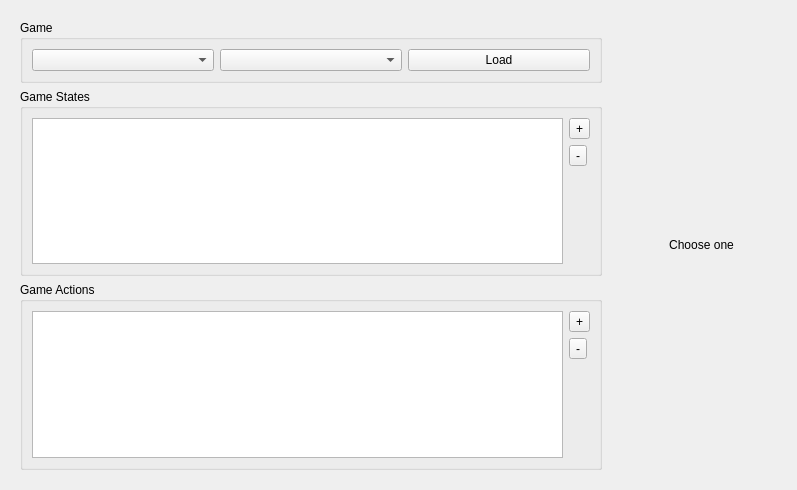
Old version of the form gui/Ui_GameConfigWidget.ui in the repository SeptemberHX/AutoGameTools.
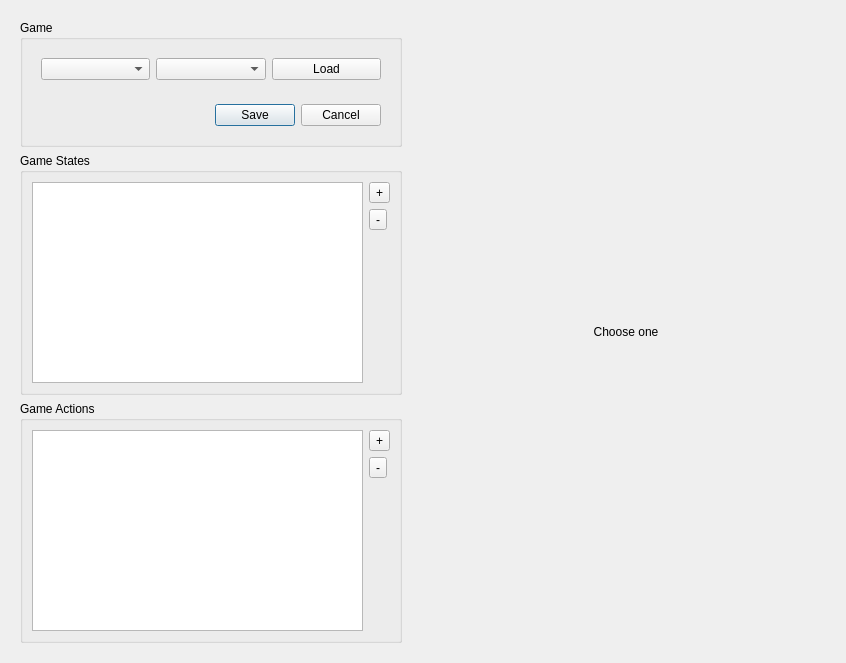
New version of the form.

Diff of the .ui file:
```diff
--- a/gui/Ui_GameConfigWidget.ui
+++ b/gui/Ui_GameConfigWidget.ui
@@ -6,8 +6,8 @@
    <rect>
     <x>0</x>
     <y>0</y>
-    <width>797</width>
-    <height>490</height>
+    <width>846</width>
+    <height>663</height>
    </rect>
   </property>
   <property name="windowTitle">
@@ -16,9 +16,15 @@
   <layout class="QHBoxLayout" name="main_layout">
    <item>
     <widget class="QWidget" name="widget" native="true">
+     <property name="sizePolicy">
+      <sizepolicy hsizetype="Fixed" vsizetype="Preferred">
+       <horstretch>0</horstretch>
+       <verstretch>0</verstretch>
+      </sizepolicy>
+     </property>
      <property name="maximumSize">
       <size>
-       <width>600</width>
+       <width>400</width>
        <height>16777215</height>
       </size>
      </property>
@@ -34,7 +40,10 @@
         <property name="title">
          <string>Game</string>
         </property>
-        <layout class="QHBoxLayout" name="horizontalLayout_2">
+        <layout class="QVBoxLayout" name="verticalLayout_4">
+         <item>
+          <widget class="QWidget" name="widget_4" native="true">
+           <layout class="QHBoxLayout" name="horizontalLayout_4">
          <item>
           <widget class="QComboBox" name="game_combobox"/>
          </item>
@@ -46,6 +55,22 @@
            <property name="text">
             <string>Load</string>
            </property>
+             </widget>
+            </item>
+           </layout>
+          </widget>
+         </item>
+         <item>
+          <widget class="QWidget" name="widget_5" native="true">
+           <layout class="QHBoxLayout" name="horizontalLayout_2">
+            <item>
+             <widget class="QDialogButtonBox" name="buttonBox">
+              <property name="standardButtons">
+               <set>QDialogButtonBox::Cancel|QDialogButtonBox::Save</set>
+              </property>
+             </widget>
+            </item>
+           </layout>
           </widget>
          </item>
         </layout>
```
Lines whose indentation alone changed are shown as unchanged.
